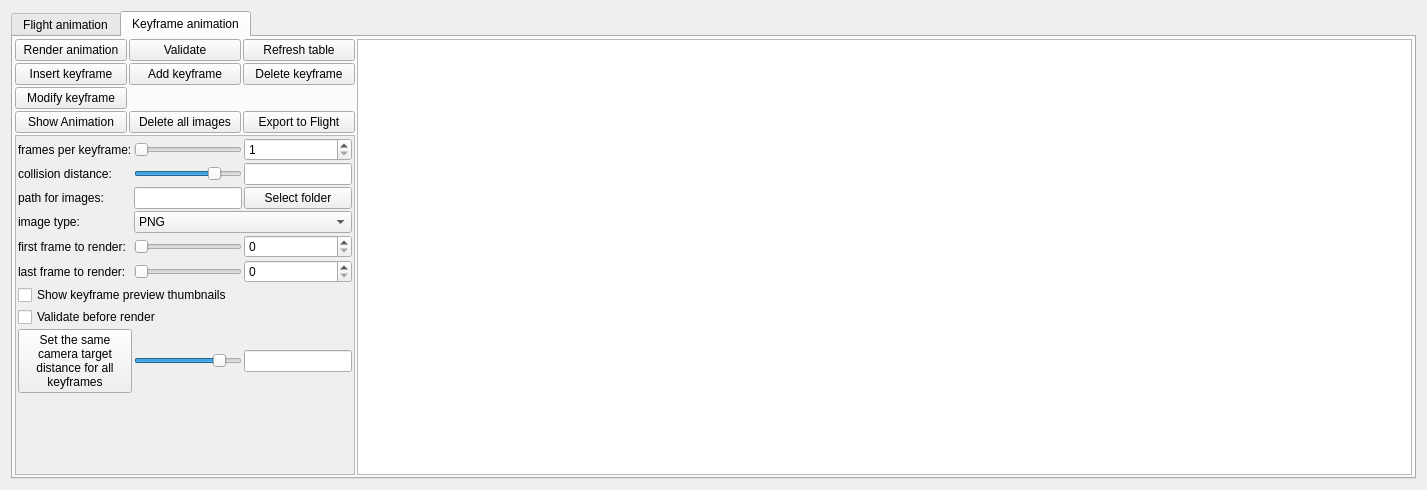
Old version of the form mandelbulber2/qt/dock_animation.ui in the repository buddhi1980/mandelbulber2.
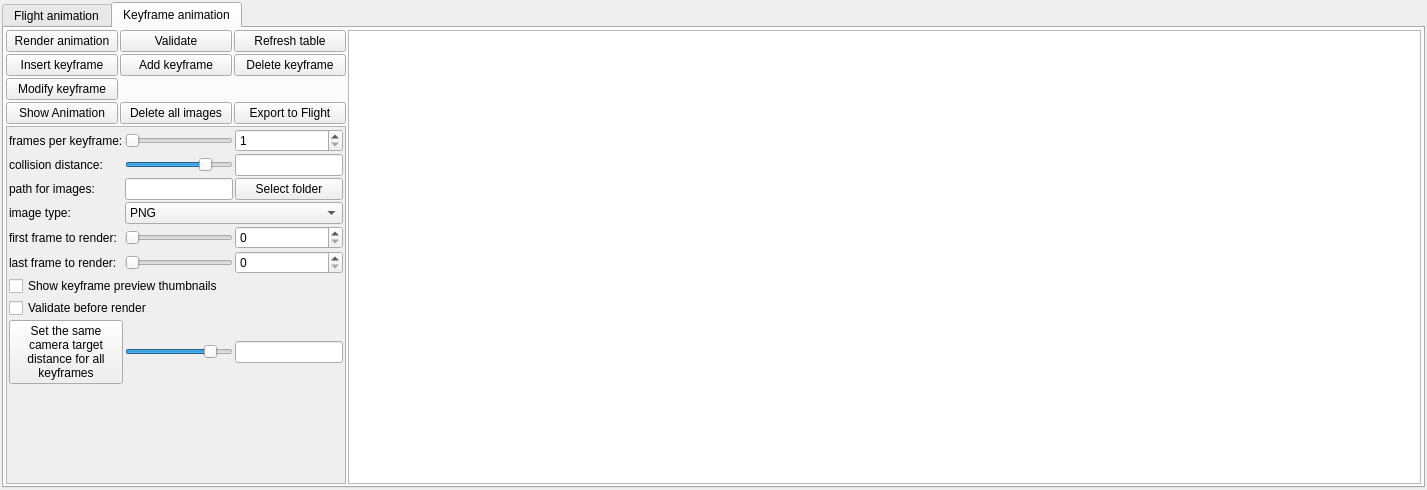
New version of the form. The open tabs and pages were chosen to show the change. Icons and pictures are not drawn. Custom widgets are drawn as their Qt base class.

Commit message: Content of fractal dock moved into separate class

```diff
--- a/mandelbulber2/qt/dock_animation.ui
+++ b/mandelbulber2/qt/dock_animation.ui
@@ -14,6 +14,18 @@
    <string>Form</string>
   </property>
   <layout class="QHBoxLayout" name="horizontalLayout">
+   <property name="leftMargin">
+    <number>2</number>
+   </property>
+   <property name="topMargin">
+    <number>2</number>
+   </property>
+   <property name="rightMargin">
+    <number>2</number>
+   </property>
+   <property name="bottomMargin">
+    <number>2</number>
+   </property>
    <item>
     <widget class="QTabWidget" name="tabWidgetFlightKeyframe">
      <property name="currentIndex">
@@ -1047,8 +1059,8 @@
              <rect>
               <x>0</x>
               <y>0</y>
-              <width>380</width>
-              <height>333</height>
+              <width>224</width>
+              <height>263</height>
              </rect>
             </property>
             <layout class="QVBoxLayout" name="verticalLayout_92">
```
Left out of the diff: 2 changed lines with no effect on the pictures. The commit also changes 12 other files.
